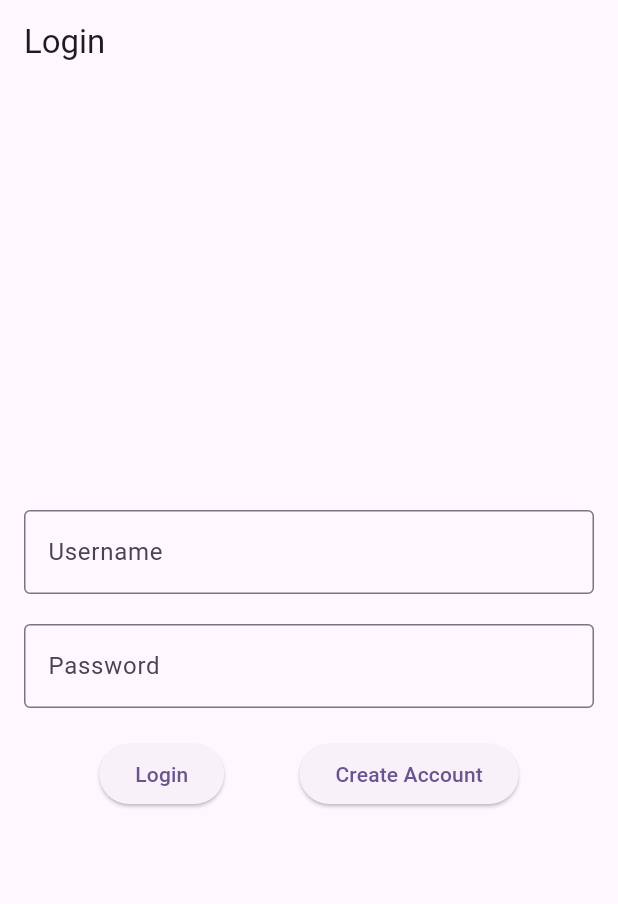
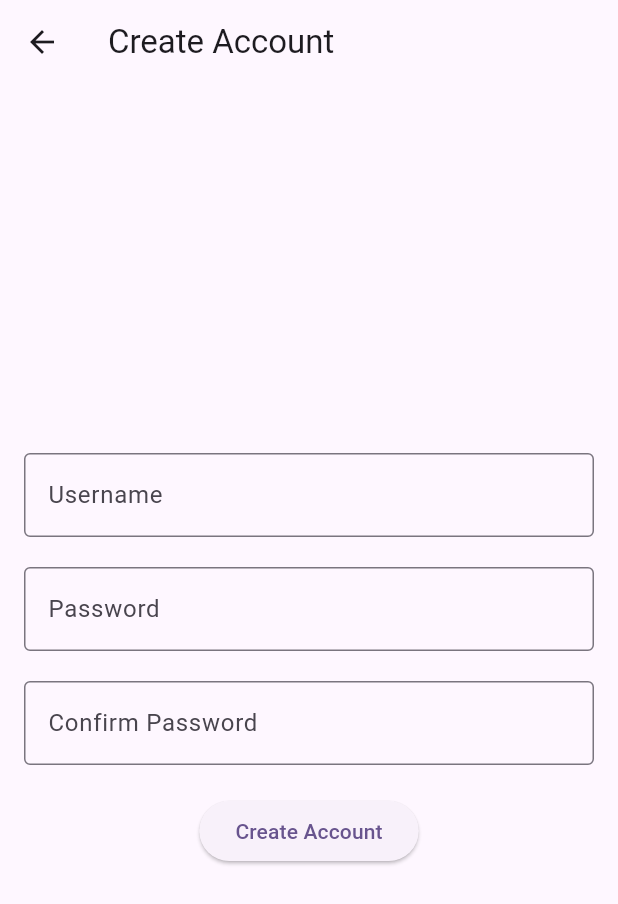
Before and after one commit to sebsm1th/DigiDress, a Flutter app: the screen it shows after launch, after a tap on "Create Account", on a phone screen of 412 x 824 dp. Shown: the top 904 px of the screen. Run offline on Flutter 3.47's test engine with Material 3 defaults, Android fonts, the phone set to English and light mode, and no system bars; our stand-ins replace firebase_core, image_picker; accounts and stored records are empty.

Commit message:
Create Account Page
user can create an account on this page, will link to firebase when working

```diff
--- /dev/null
+++ b/digidress/lib/createaccountpage.dart
@@ -0,0 +1,73 @@
+import 'package:flutter/material.dart';
+
+class CreateAccountPage extends StatelessWidget {
+  final TextEditingController usernameController = TextEditingController();
+  final TextEditingController passwordController = TextEditingController();
+  final TextEditingController confirmPasswordController = TextEditingController();
+
+  @override
+  Widget build(BuildContext context) {
+    return Scaffold(
+      appBar: AppBar(
+        title: Text('Create Account'),
+      ),
+      body: Padding(
+        padding: const EdgeInsets.all(16.0),
+        child: Center(
+          child: Column(
+            mainAxisAlignment: MainAxisAlignment.center,
+            children: [
+              // Username field
+              TextField(
+                controller: usernameController,
+                decoration: InputDecoration(
+                  border: OutlineInputBorder(),
+                  labelText: 'Username',
+                ),
+              ),
+              SizedBox(height: 20), // Spacing between fields
+
+              // Password field
+              TextField(
+                controller: passwordController,
+                obscureText: true,
+                decoration: InputDecoration(
+                  border: OutlineInputBorder(),
+                  labelText: 'Password',
+                ),
+              ),
+              SizedBox(height: 20), // Spacing between fields
+
+              // Confirm Password field
+              TextField(
+                controller: confirmPasswordController,
+                obscureText: true,
+                decoration: InputDecoration(
+                  border: OutlineInputBorder(),
+                  labelText: 'Confirm Password',
+                ),
+              ),
+              SizedBox(height: 20), // Spacing between fields
+
+              // Create Account Button
+              ElevatedButton(
+                onPressed: () {
+                  String username = usernameController.text;
+                  String password = passwordController.text;
+                  String confirmPassword = confirmPasswordController.text;
+
+                  if (password == confirmPassword) {
+                    print('Account successfully created for username: $username');
+                  } else {
+                    print('Passwords do not match!');
+                  }
+                },
+                child: Text('Create Account'),
+              ),
+            ],
+          ),
+        ),
+      ),
+    );
+  }
+}
--- a/digidress/lib/login_page.dart
+++ b/digidress/lib/login_page.dart
@@ -1,5 +1,6 @@
 import 'package:flutter/material.dart';
 import 'homepage.dart'; // Import the HomePage
+import 'createaccountpage.dart';
 
 final TextEditingController usernameController = TextEditingController();
 final TextEditingController passwordController = TextEditingController();
@@ -48,10 +49,13 @@ class LoginPage extends StatelessWidget {
                     },
                     child: Text('Login'),
                   ),
-                  ElevatedButton(
+                                    ElevatedButton(
                     onPressed: () {
-                      // Print to console when "Create Account" is pressed
-                      print("Create Account button pressed");
+                      // Navigate to CreateAccountPage when "Create Account" is pressed
+                      Navigator.push(
+                        context,
+                        MaterialPageRoute(builder: (context) => CreateAccountPage()),
+                      );
                     },
                     child: Text('Create Account'),
                   ),
```
